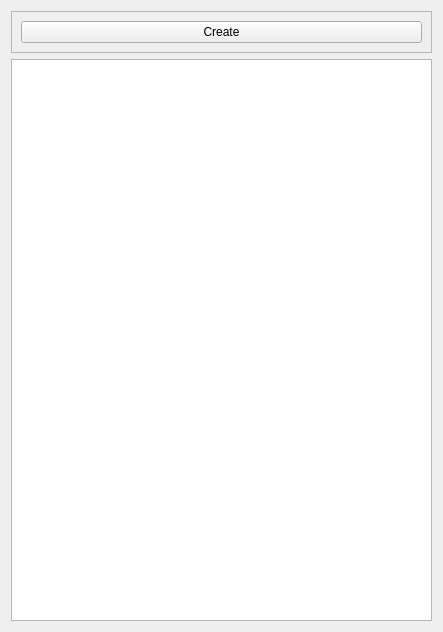
Before: the Qt Designer form gallerydesktop/albumlistwidget.ui in EdisJava/Gallery, drawn with Qt 5.
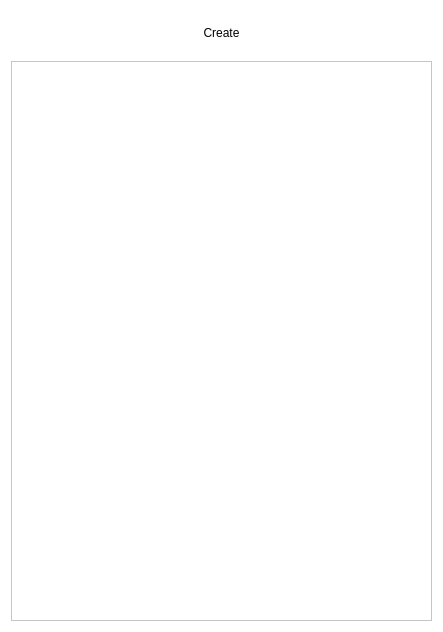
After: the same form once the commit is applied. Icons and pictures are not drawn.

The edit to the form file:
```diff
--- a/gallerydesktop/albumlistwidget.ui
+++ b/gallerydesktop/albumlistwidget.ui
@@ -10,12 +10,275 @@
     <height>632</height>
    </rect>
   </property>
+  <property name="palette">
+   <palette>
+    <active>
+     <colorrole role="Button">
+      <brush brushstyle="SolidPattern">
+       <color alpha="255">
+        <red>255</red>
+        <green>255</green>
+        <blue>255</blue>
+       </color>
+      </brush>
+     </colorrole>
+     <colorrole role="Mid">
+      <brush brushstyle="SolidPattern">
+       <color alpha="255">
+        <red>255</red>
+        <green>255</green>
+        <blue>255</blue>
+       </color>
+      </brush>
+     </colorrole>
+     <colorrole role="ButtonText">
+      <brush brushstyle="SolidPattern">
+       <color alpha="255">
+        <red>0</red>
+        <green>0</green>
+        <blue>0</blue>
+       </color>
+      </brush>
+     </colorrole>
+     <colorrole role="Base">
+      <brush brushstyle="SolidPattern">
+       <color alpha="255">
+        <red>255</red>
+        <green>255</green>
+        <blue>255</blue>
+       </color>
+      </brush>
+     </colorrole>
+     <colorrole role="Window">
+      <brush brushstyle="SolidPattern">
+       <color alpha="255">
+        <red>255</red>
+        <green>255</green>
+        <blue>255</blue>
+       </color>
+      </brush>
+     </colorrole>
+     <colorrole role="Shadow">
+      <brush brushstyle="SolidPattern">
+       <color alpha="255">
+        <red>255</red>
+        <green>255</green>
+        <blue>255</blue>
+       </color>
+      </brush>
+     </colorrole>
+    </active>
+    <inactive>
+     <colorrole role="Button">
+      <brush brushstyle="SolidPattern">
+       <color alpha="255">
+        <red>255</red>
+        <green>255</green>
+        <blue>255</blue>
+       </color>
+      </brush>
+     </colorrole>
+     <colorrole role="Mid">
+      <brush brushstyle="SolidPattern">
+       <color alpha="255">
+        <red>255</red>
+        <green>255</green>
+        <blue>255</blue>
+       </color>
+      </brush>
+     </colorrole>
+     <colorrole role="ButtonText">
+      <brush brushstyle="SolidPattern">
+       <color alpha="255">
+        <red>0</red>
+        <green>0</green>
+        <blue>0</blue>
+       </color>
+      </brush>
+     </colorrole>
+     <colorrole role="Base">
+      <brush brushstyle="SolidPattern">
+       <color alpha="255">
+        <red>255</red>
+        <green>255</green>
+        <blue>255</blue>
+       </color>
+      </brush>
+     </colorrole>
+     <colorrole role="Window">
+      <brush brushstyle="SolidPattern">
+       <color alpha="255">
+        <red>255</red>
+        <green>255</green>
+        <blue>255</blue>
+       </color>
+      </brush>
+     </colorrole>
+     <colorrole role="Shadow">
+      <brush brushstyle="SolidPattern">
+       <color alpha="255">
+        <red>255</red>
+        <green>255</green>
+        <blue>255</blue>
+       </color>
+      </brush>
+     </colorrole>
+    </inactive>
+    <disabled>
+     <colorrole role="Button">
+      <brush brushstyle="SolidPattern">
+       <color alpha="255">
+        <red>255</red>
+        <green>255</green>
+        <blue>255</blue>
+       </color>
+      </brush>
+     </colorrole>
+     <colorrole role="Mid">
+      <brush brushstyle="SolidPattern">
+       <color alpha="255">
+        <red>255</red>
+        <green>255</green>
+        <blue>255</blue>
+       </color>
+      </brush>
+     </colorrole>
+     <colorrole role="Base">
+      <brush brushstyle="SolidPattern">
+       <color alpha="255">
+        <red>255</red>
+        <green>255</green>
+        <blue>255</blue>
+       </color>
+      </brush>
+     </colorrole>
+     <colorrole role="Window">
+      <brush brushstyle="SolidPattern">
+       <color alpha="255">
+        <red>255</red>
+        <green>255</green>
+        <blue>255</blue>
+       </color>
+      </brush>
+     </colorrole>
+     <colorrole role="Shadow">
+      <brush brushstyle="SolidPattern">
+       <color alpha="255">
+        <red>255</red>
+        <green>255</green>
+        <blue>255</blue>
+       </color>
+      </brush>
+     </colorrole>
+    </disabled>
+   </palette>
+  </property>
   <property name="windowTitle">
    <string>Form</string>
   </property>
+  <property name="styleSheet">
+   <string notr="true"/>
+  </property>
   <layout class="QVBoxLayout" name="verticalLayout">
    <item>
     <widget class="QFrame" name="frame">
+     <property name="palette">
+      <palette>
+       <active>
+        <colorrole role="Button">
+         <brush brushstyle="SolidPattern">
+          <color alpha="0">
+           <red>0</red>
+           <green>0</green>
+           <blue>0</blue>
+          </color>
+         </brush>
+        </colorrole>
+        <colorrole role="Base">
+         <brush brushstyle="SolidPattern">
+          <color alpha="0">
+           <red>0</red>
+           <green>0</green>
+           <blue>0</blue>
+          </color>
+         </brush>
+        </colorrole>
+        <colorrole role="Window">
+         <brush brushstyle="SolidPattern">
+          <color alpha="0">
+           <red>0</red>
+           <green>0</green>
+           <blue>0</blue>
+          </color>
+         </brush>
+        </colorrole>
+       </active>
+       <inactive>
+        <colorrole role="Button">
+         <brush brushstyle="SolidPattern">
+          <color alpha="0">
+           <red>0</red>
+           <green>0</green>
+           <blue>0</blue>
+          </color>
+         </brush>
+        </colorrole>
+        <colorrole role="Base">
+         <brush brushstyle="SolidPattern">
+          <color alpha="0">
+           <red>0</red>
+           <green>0</green>
+           <blue>0</blue>
+          </color>
+         </brush>
+        </colorrole>
+        <colorrole role="Window">
+         <brush brushstyle="SolidPattern">
+          <color alpha="0">
+           <red>0</red>
+           <green>0</green>
+           <blue>0</blue>
+          </color>
+         </brush>
+        </colorrole>
+       </inactive>
+       <disabled>
+        <colorrole role="Button">
+         <brush brushstyle="SolidPattern">
+          <color alpha="0">
+           <red>0</red>
+           <green>0</green>
+           <blue>0</blue>
+          </color>
+         </brush>
+        </colorrole>
+        <colorrole role="Base">
+         <brush brushstyle="SolidPattern">
+          <color alpha="0">
+           <red>0</red>
+           <green>0</green>
+           <blue>0</blue>
+          </color>
+         </brush>
+        </colorrole>
+        <colorrole role="Window">
+         <brush brushstyle="SolidPattern">
+          <color alpha="0">
+           <red>0</red>
+           <green>0</green>
+           <blue>0</blue>
+          </color>
+         </brush>
+        </colorrole>
+       </disabled>
+      </palette>
+     </property>
+     <property name="styleSheet">
+      <string notr="true">QFrame {
+    background-color: transparent; /* se funde con el fondo */
+    border: none;
+}</string>
+     </property>
      <property name="frameShape">
       <enum>QFrame::Shape::StyledPanel</enum>
      </property>
@@ -25,6 +288,140 @@
      <layout class="QHBoxLayout" name="horizontalLayout">
       <item>
        <widget class="QPushButton" name="createAlbumButton">
+        <property name="palette">
+         <palette>
+          <active>
+           <colorrole role="Button">
+            <brush brushstyle="SolidPattern">
+             <color alpha="0">
+              <red>0</red>
+              <green>0</green>
+              <blue>0</blue>
+             </color>
+            </brush>
+           </colorrole>
+           <colorrole role="Base">
+            <brush brushstyle="SolidPattern">
+             <color alpha="0">
+              <red>0</red>
+              <green>0</green>
+              <blue>0</blue>
+             </color>
+            </brush>
+           </colorrole>
+           <colorrole role="Window">
+            <brush brushstyle="SolidPattern">
+             <color alpha="0">
+              <red>0</red>
+              <green>0</green>
+              <blue>0</blue>
+             </color>
+            </brush>
+           </colorrole>
+           <colorrole role="Highlight">
+            <brush brushstyle="SolidPattern">
+             <color alpha="255">
+              <red>39</red>
+              <green>191</green>
+              <blue>115</blue>
+             </color>
+            </brush>
+           </colorrole>
+          </active>
+          <inactive>
+           <colorrole role="Button">
+            <brush brushstyle="SolidPattern">
+             <color alpha="0">
+              <red>0</red>
+              <green>0</green>
+              <blue>0</blue>
+             </color>
+            </brush>
+           </colorrole>
+           <colorrole role="Base">
+            <brush brushstyle="SolidPattern">
+             <color alpha="0">
+              <red>0</red>
+              <green>0</green>
+              <blue>0</blue>
+             </color>
+            </brush>
+           </colorrole>
+           <colorrole role="Window">
+            <brush brushstyle="SolidPattern">
+             <color alpha="0">
+              <red>0</red>
+              <green>0</green>
+              <blue>0</blue>
+             </color>
+            </brush>
+           </colorrole>
+           <colorrole role="Highlight">
+            <brush brushstyle="SolidPattern">
+             <color alpha="255">
+              <red>39</red>
+              <green>191</green>
+              <blue>115</blue>
+             </color>
+            </brush>
+           </colorrole>
+          </inactive>
+          <disabled>
+           <colorrole role="Button">
+            <brush brushstyle="SolidPattern">
+             <color alpha="0">
+              <red>0</red>
+              <green>0</green>
+              <blue>0</blue>
+             </color>
+            </brush>
+           </colorrole>
+           <colorrole role="Base">
+            <brush brushstyle="SolidPattern">
+             <color alpha="0">
+              <red>0</red>
+              <green>0</green>
+              <blue>0</blue>
+             </color>
+            </brush>
+           </colorrole>
+           <colorrole role="Window">
+            <brush brushstyle="SolidPattern">
+             <color alpha="0">
+              <red>0</red>
+              <green>0</green>
+              <blue>0</blue>
+             </color>
+            </brush>
+           </colorrole>
+           <colorrole role="Highlight">
+            <brush brushstyle="SolidPattern">
+             <color alpha="255">
+              <red>39</red>
+              <green>191</green>
+              <blue>115</blue>
+             </color>
+            </brush>
+           </colorrole>
+          </disabled>
+         </palette>
+        </property>
+        <property name="styleSheet">
+         <string notr="true">QPushButton {
+    background-color: transparent; /* sin color de fondo */
+    border: none;                  /* sin borde */
+    padding: 6px;
+}
+
+QPushButton:hover {
+    background-color: rgba(255, 255, 102, 0.2); /* amarillo suave al pasar el cursor */
+    border-radius: 6px;
+}
+
+QPushButton:pressed {
+    background-color: rgba(255, 165, 0, 0.3); /* naranja transparente al pulsar */
+}</string>
+        </property>
         <property name="text">
          <string>Create</string>
         </property>
@@ -37,7 +434,11 @@
     </widget>
    </item>
    <item>
-    <widget class="QListView" name="albumList"/>
+    <widget class="QListView" name="albumList">
+     <property name="styleSheet">
+      <string notr="true"/>
+     </property>
+    </widget>
    </item>
   </layout>
  </widget>
```
